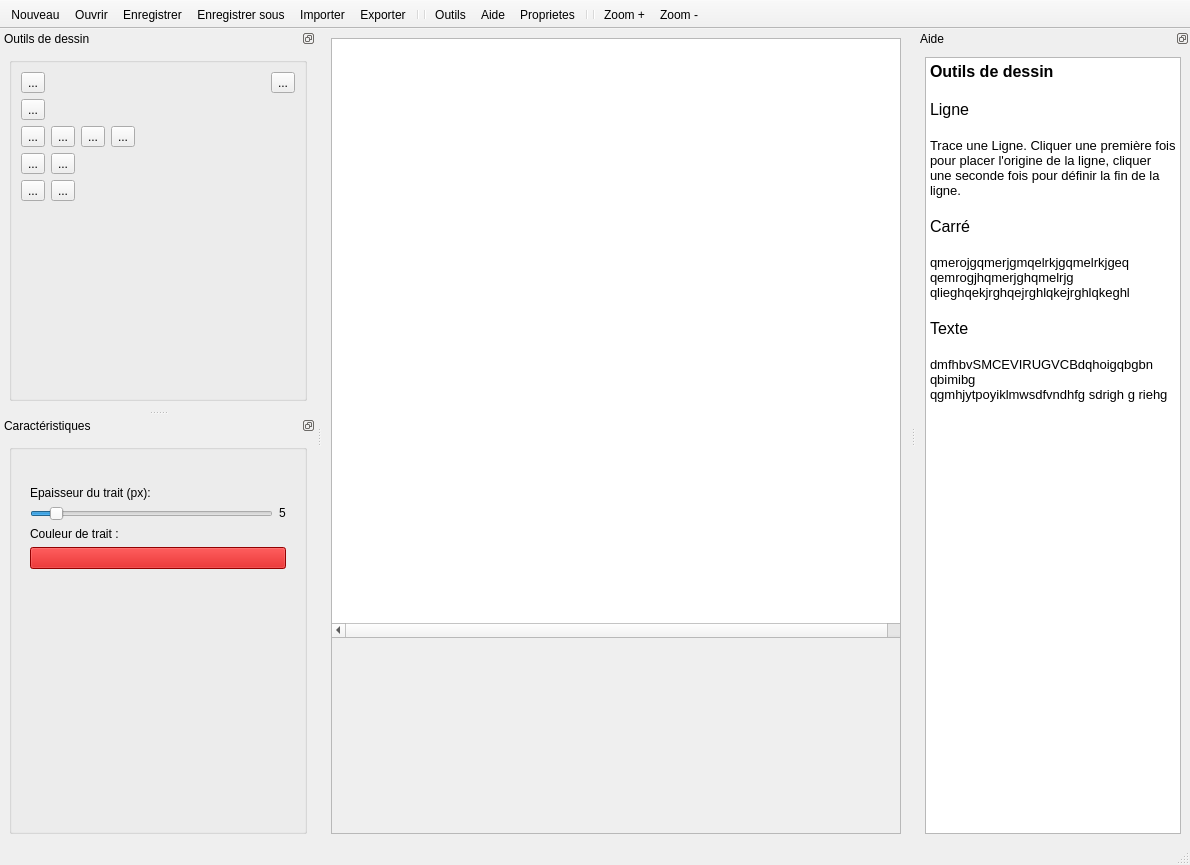
Before: the Qt Designer form mainwindow.ui in BARRY-JN/M1---vectorial-draw-application, drawn with Qt 5.
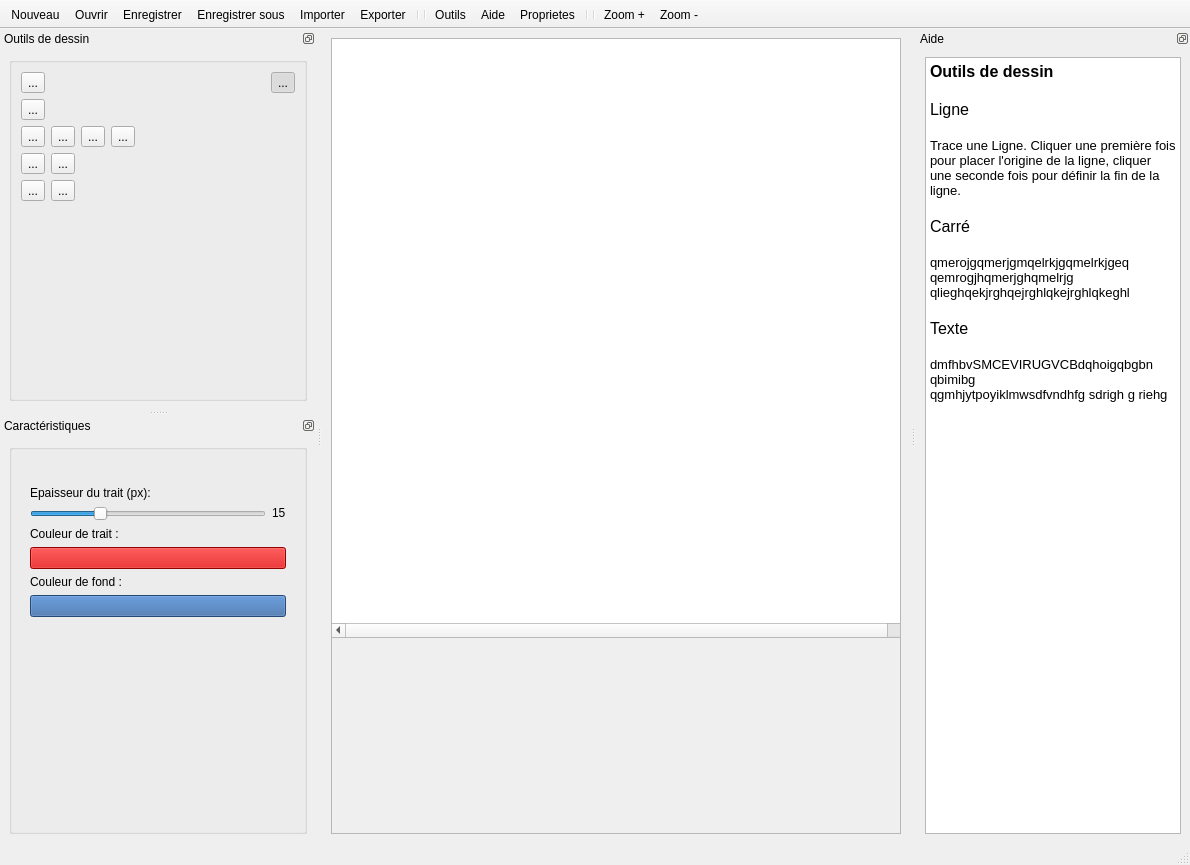
After: the same form once the commit is applied. The open tabs and pages were chosen to show the change. Icons and pictures are not drawn. Custom widgets are drawn as their Qt base class.

```diff
--- a/mainwindow.ui
+++ b/mainwindow.ui
@@ -503,6 +503,9 @@
               <property name="checkable">
                <bool>true</bool>
               </property>
+              <property name="checked">
+               <bool>true</bool>
+              </property>
               <property name="autoExclusive">
                <bool>true</bool>
               </property>
@@ -727,7 +730,7 @@
                    <number>50</number>
                   </property>
                   <property name="value">
-                   <number>5</number>
+                   <number>15</number>
                   </property>
                   <property name="orientation">
                    <enum>Qt::Horizontal</enum>
@@ -743,7 +746,7 @@
                    </sizepolicy>
                   </property>
                   <property name="text">
-                   <string>5</string>
+                   <string>15</string>
                   </property>
                  </widget>
                 </item>
@@ -838,121 +841,6 @@
             </item>
            </layout>
           </widget>
-          <widget class="QWidget" name="page_2">
-           <property name="sizePolicy">
-            <sizepolicy hsizetype="Expanding" vsizetype="Expanding">
-             <horstretch>0</horstretch>
-             <verstretch>0</verstretch>
-            </sizepolicy>
-           </property>
-           <layout class="QGridLayout" name="gridLayout_7">
-            <item row="0" column="0">
-             <widget class="QLabel" name="label_4">
-              <property name="sizePolicy">
-               <sizepolicy hsizetype="Preferred" vsizetype="Fixed">
-                <horstretch>0</horstretch>
-                <verstretch>0</verstretch>
-               </sizepolicy>
-              </property>
-              <property name="text">
-               <string>Epaisseur du trait (px):</string>
-              </property>
-             </widget>
-            </item>
-            <item row="1" column="0">
-             <layout class="QGridLayout" name="gridLayout_6">
-              <item row="0" column="0">
-               <layout class="QHBoxLayout" name="horizontalLayout_8">
-                <item>
-                 <widget class="QSlider" name="horizontalSlider_2">
-                  <property name="minimum">
-                   <number>1</number>
-                  </property>
-                  <property name="maximum">
-                   <number>50</number>
-                  </property>
-                  <property name="value">
-                   <number>5</number>
-                  </property>
-                  <property name="orientation">
-                   <enum>Qt::Horizontal</enum>
-                  </property>
-                 </widget>
-                </item>
-                <item>
-                 <widget class="QLabel" name="label_11">
-                  <property name="sizePolicy">
-                   <sizepolicy hsizetype="Preferred" vsizetype="Fixed">
-                    <horstretch>0</horstretch>
-                    <verstretch>0</verstretch>
-                   </sizepolicy>
-                  </property>
-                  <property name="text">
-                   <string>5</string>
-                  </property>
-                 </widget>
-                </item>
-               </layout>
-              </item>
-              <item row="1" column="0">
-               <layout class="QVBoxLayout" name="verticalLayout_9">
-                <item>
-                 <widget class="QLabel" name="label_5">
-                  <property name="sizePolicy">
-                   <sizepolicy hsizetype="Preferred" vsizetype="Fixed">
-                    <horstretch>0</horstretch>
-                    <verstretch>0</verstretch>
-                   </sizepolicy>
-                  </property>
-                  <property name="text">
-                   <string>Couleur de trait :</string>
-                  </property>
-                 </widget>
-                </item>
-                <item>
-                 <widget class="QPushButton" name="strokeColorButton">
-                  <property name="sizePolicy">
-                   <sizepolicy hsizetype="Expanding" vsizetype="Fixed">
-                    <horstretch>0</horstretch>
-                    <verstretch>0</verstretch>
-                   </sizepolicy>
-                  </property>
-                  <property name="autoFillBackground">
-                   <bool>false</bool>
-                  </property>
-                  <property name="styleSheet">
-                   <string notr="true">background-color: rgb(204, 0, 0);</string>
-                  </property>
-                  <property name="text">
-                   <string/>
-                  </property>
-                  <property name="default">
-                   <bool>false</bool>
-                  </property>
-                  <property name="flat">
-                   <bool>false</bool>
-                  </property>
-                 </widget>
-                </item>
-                <item>
-                 <spacer name="verticalSpacer">
-                  <property name="orientation">
-                   <enum>Qt::Vertical</enum>
-                  </property>
-                  <property name="sizeHint" stdset="0">
-                   <size>
-                    <width>20</width>
-                    <height>40</height>
-                   </size>
-                  </property>
-                 </spacer>
-                </item>
-               </layout>
-              </item>
-             </layout>
-            </item>
-           </layout>
-          </widget>
           <widget class="QWidget" name="page_3">
            <property name="sizePolicy">
             <sizepolicy hsizetype="Expanding" vsizetype="Expanding">
```
Left out of the diff: 27 changed lines with no effect on the pictures.
